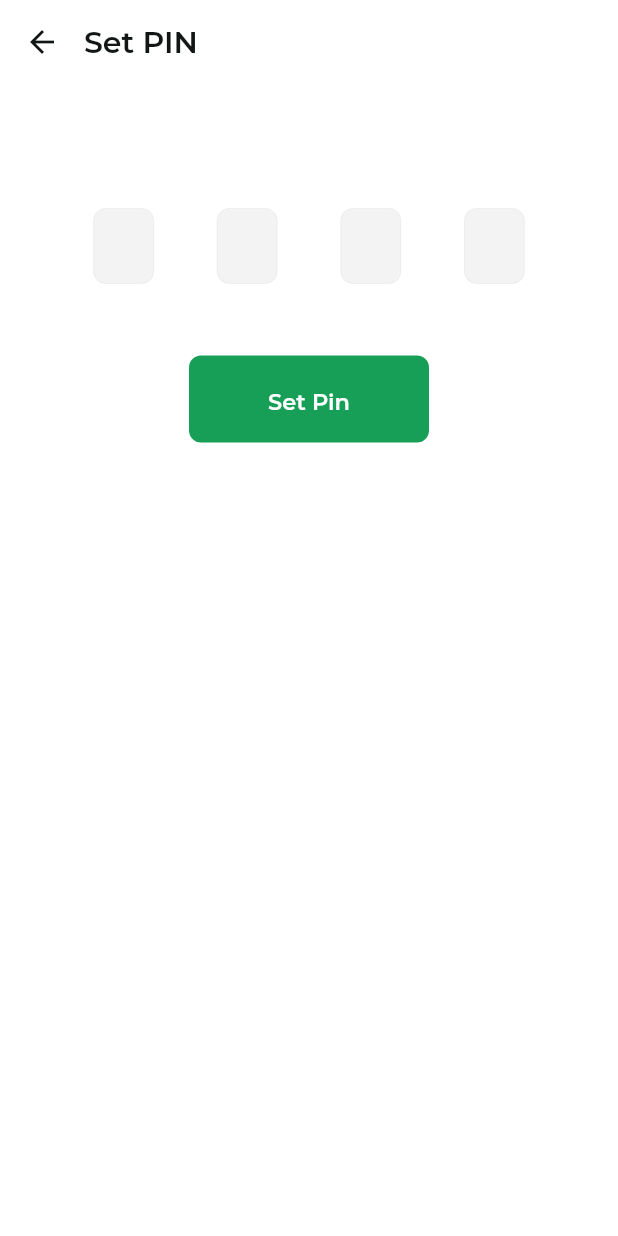
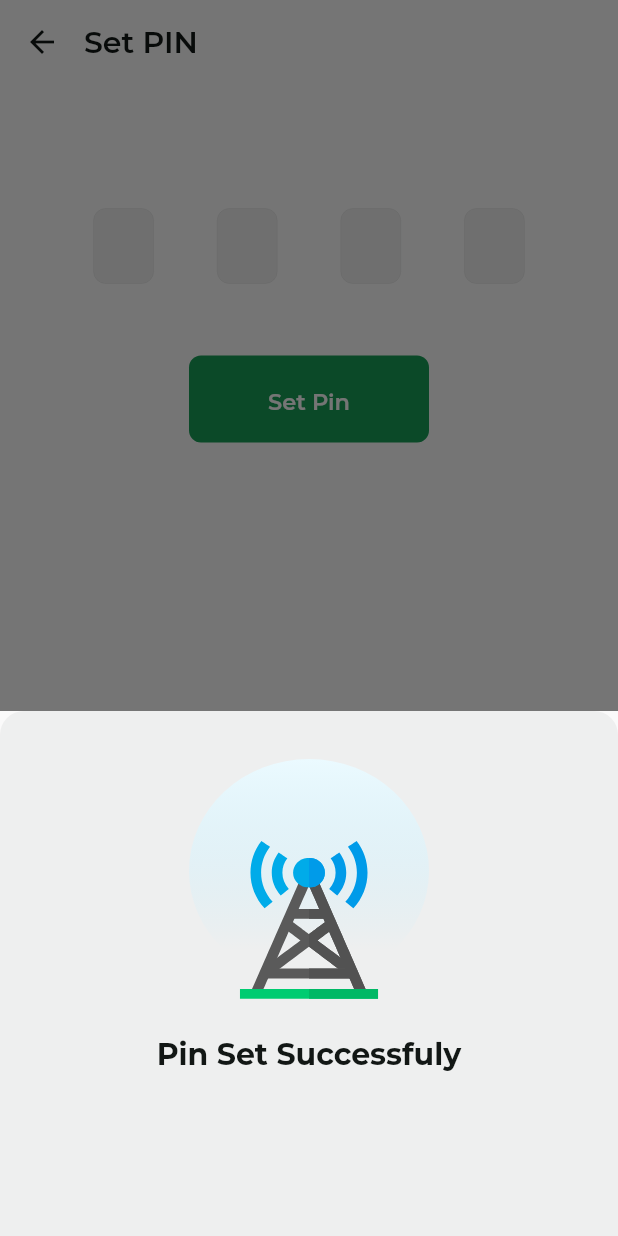
Before and after one commit to varmeh/botigaApp, a Flutter app: the SetPinScreen screen opened directly with empty values, after a tap on "Set Pin", on a phone screen of 412 x 824 dp. Run offline on Flutter 3.47's test engine with Material 2 defaults, Android fonts, the phone set to English and light mode, and no system bars; drawn by our look-alikes of pin_code_fields; our stand-ins replace badges, cached_network_image, firebase_analytics, firebase_core, firebase_crashlytics, firebase_messaging and 5 more; missing offline and left inert: clipboard; accounts and stored records are empty; generated files the repository leaves out were written again; project files that could hold a hidden picture were left out.

Commit message:
set pin successful animation

```diff
--- a/lib/app/auth/common/setPinScreen.dart
+++ b/lib/app/auth/common/setPinScreen.dart
@@ -1,7 +1,10 @@
 import 'package:flutter/material.dart';
+import 'package:lottie/lottie.dart';
 
 import '../../../theme/index.dart';
 import '../../../widgets/index.dart';
+
+import '../../tabbar.dart';
 
 class SetPinScreen extends StatefulWidget {
   static final route = 'setPin';
@@ -10,9 +13,25 @@ class SetPinScreen extends StatefulWidget {
   _SetPinScreenState createState() => _SetPinScreenState();
 }
 
-class _SetPinScreenState extends State<SetPinScreen> {
+class _SetPinScreenState extends State<SetPinScreen>
+    with TickerProviderStateMixin {
   GlobalKey<FormState> _form = GlobalKey();
   String pinValue = '';
+  AnimationController _controller;
+
+  @override
+  void initState() {
+    super.initState();
+    _controller = AnimationController(vsync: this);
+    _controller.addStatusListener(loadTabbarAfterAnimationCompletion);
+  }
+
+  @override
+  void dispose() {
+    _controller.removeStatusListener(loadTabbarAfterAnimationCompletion);
+    _controller.dispose();
+    super.dispose();
+  }
 
   @override
   Widget build(BuildContext context) {
@@ -53,7 +72,7 @@ class _SetPinScreenState extends State<SetPinScreen> {
               sizedBox,
               pinTextField(),
               sizedBox,
-              setPinButton(),
+              setPinButton(context),
             ],
           ),
         ),
@@ -72,7 +91,7 @@ class _SetPinScreenState extends State<SetPinScreen> {
     );
   }
 
-  Container setPinButton() {
+  Container setPinButton(BuildContext context) {
     return Container(
       width: 160,
       child: FlatButton(
@@ -82,7 +101,13 @@ class _SetPinScreenState extends State<SetPinScreen> {
         onPressed: () {
           if (_form.currentState.validate()) {
             _form.currentState.save(); //value saved in pinValue
-            Navigator.of(context).pushNamed('');
+            showModalBottomSheet(
+              context: context,
+              isDismissible: true,
+              builder: (context) {
+                return setPinSuccessful(context);
+              },
+            );
           }
         },
         color: AppTheme.primaryColor,
@@ -99,4 +124,54 @@ class _SetPinScreenState extends State<SetPinScreen> {
       ),
     );
   }
+
+  Widget setPinSuccessful(BuildContext context) {
+    const borderRadius = BorderRadius.only(
+      topLeft: const Radius.circular(16.0),
+      topRight: const Radius.circular(16.0),
+    );
+
+    return Container(
+      width: double.infinity,
+      height: 350,
+      padding: EdgeInsets.only(left: 22, right: 22, top: 32),
+      decoration: BoxDecoration(
+        color: AppTheme.dividerColor,
+        borderRadius: borderRadius,
+      ),
+      child: Column(
+        children: [
+          Lottie.asset(
+            'assets/lotties/tower.json',
+            width: 160.0,
+            height: 160.0,
+            fit: BoxFit.fill,
+            // animate: true,
+            // repeat: false,
+            controller: _controller,
+            onLoaded: (composition) {
+              // Configure the AnimationController with the duration of the
+              // Lottie file and start the animation.
+
+              _controller.duration = composition.duration;
+              _controller.reset();
+              _controller.forward();
+            },
+          ),
+          SizedBox(height: 24.0),
+          Text(
+            'Pin Set Successfuly',
+            style: AppTheme.textStyle.w700.color100.size(20.0).lineHeight(1.25),
+          )
+        ],
+      ),
+    );
+  }
+
+  void loadTabbarAfterAnimationCompletion(AnimationStatus status) {
+    if (status == AnimationStatus.completed) {
+      Navigator.of(context)
+          .pushNamedAndRemoveUntil(Tabbar.route, (route) => false);
+    }
+  }
 }
--- a/lib/widgets/inviteTile.dart
+++ b/lib/widgets/inviteTile.dart
@@ -94,7 +94,7 @@ class InviteTile extends StatelessWidget {
       height: 350,
       padding: EdgeInsets.only(left: 22, right: 22, top: 32),
       decoration: BoxDecoration(
-        color: Color(0xfff3f3f3),
+        color: AppTheme.dividerColor,
         borderRadius: borderRadius,
       ),
       child: Column(
```
